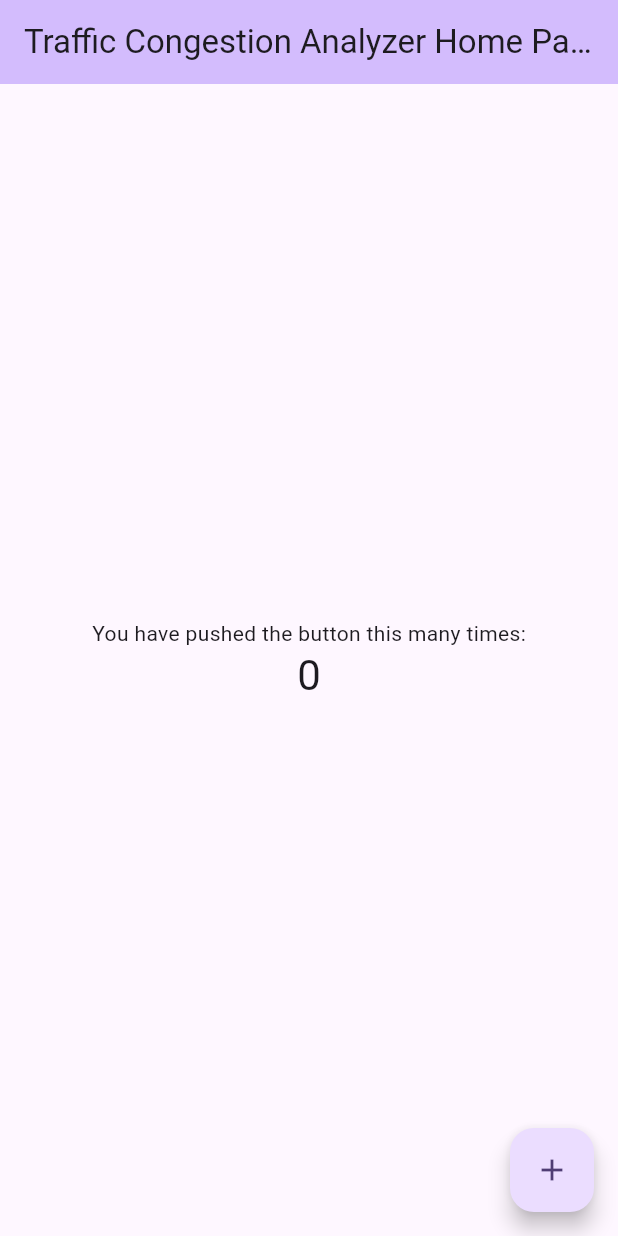
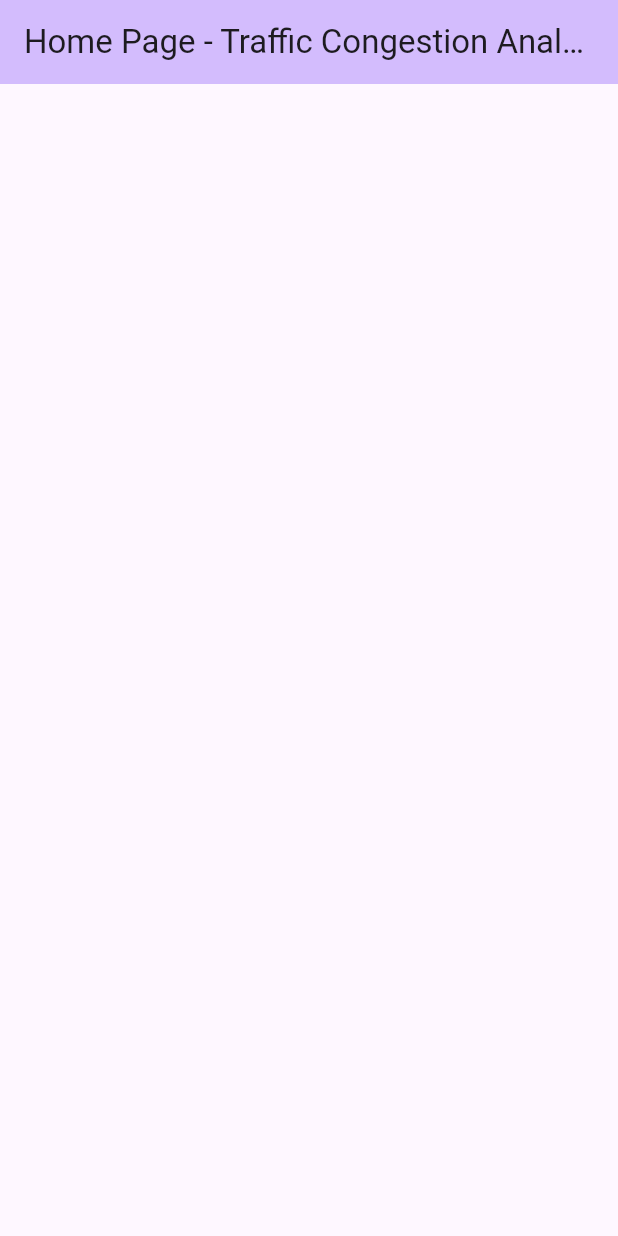
Before and after one commit to Pluslab-ITS-2023/traffic-congestion-analyzer, a Flutter app: the screen it shows after launch, on a phone screen of 412 x 824 dp. Run offline on Flutter 3.47's test engine with Material 3 defaults, Android fonts, the phone set to English and light mode, and no system bars.

Commit message:
Update main.dart

```diff
--- a/lib/main.dart
+++ b/lib/main.dart
@@ -14,7 +14,7 @@
       theme: ThemeData(
         colorScheme: ColorScheme.fromSeed(seedColor: Colors.deepPurple),
       ),
-      home: const MyHomePage(title: 'Traffic Congestion Analyzer Home Page'),
+      home: const MyHomePage(title: 'Home Page - Traffic Congestion Analyzer'),
     );
   }
 }
@@ -28,14 +28,6 @@
 }
 
 class _MyHomePageState extends State<MyHomePage> {
-  int _counter = 0;
-
-  void _incrementCounter() {
-    setState(() {
-      _counter++;
-    });
-  }
-
   @override
   Widget build(BuildContext context) {
     return Scaffold(
@@ -46,19 +38,8 @@
       body: Center(
         child: Column(
           mainAxisAlignment: MainAxisAlignment.center,
-          children: <Widget>[
-            const Text('You have pushed the button this many times:'),
-            Text(
-              '$_counter',
-              style: Theme.of(context).textTheme.headlineMedium,
-            ),
-          ],
+          children: <Widget>[],
         ),
-      ),
-      floatingActionButton: FloatingActionButton(
-        onPressed: _incrementCounter,
-        tooltip: 'Increment',
-        child: const Icon(Icons.add),
       ),
     );
   }
```
